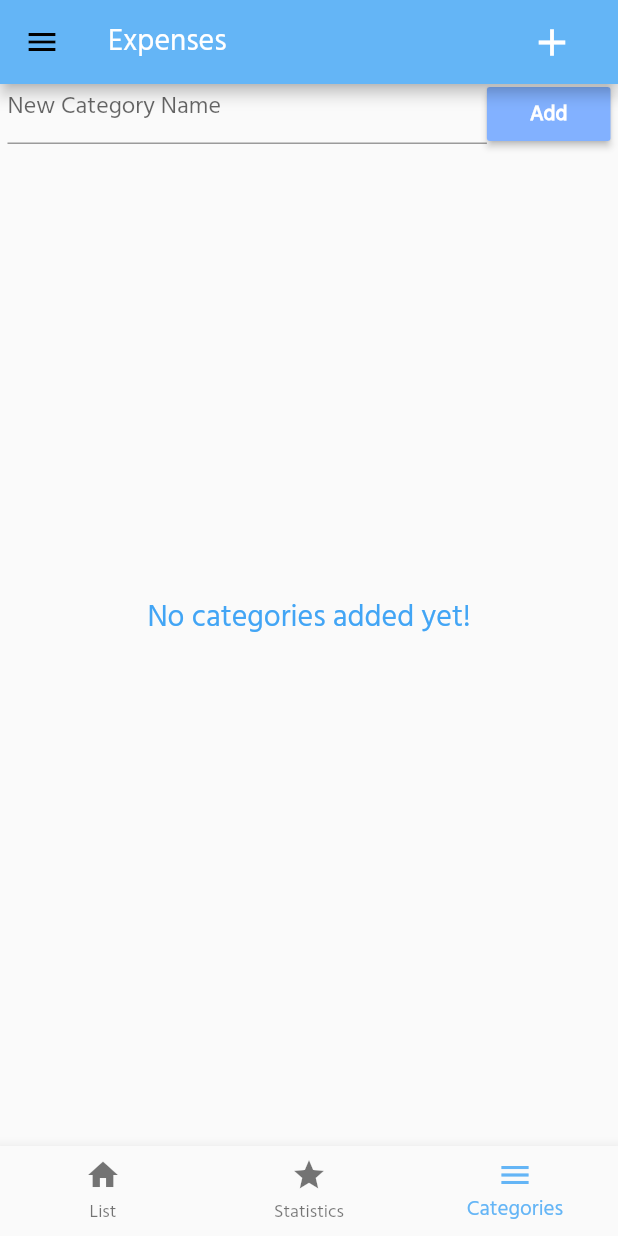
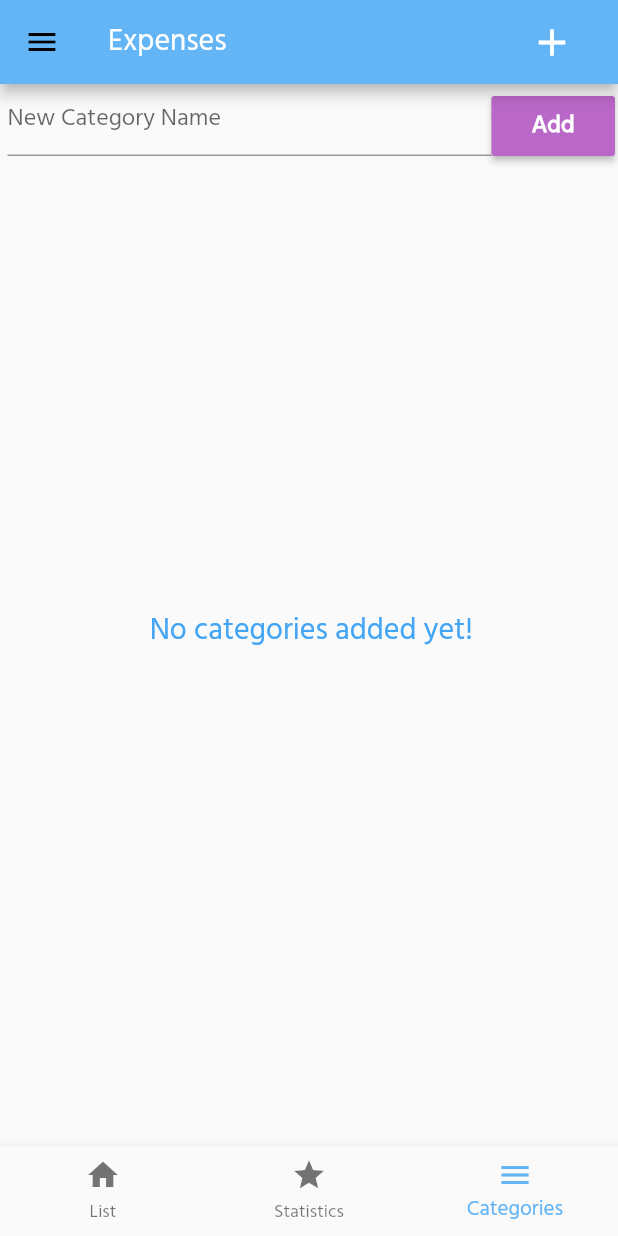
Before and after one commit to Wahba1414/Expenses, a Flutter app: the screen it shows after launch, item 3 of the bottom bar chosen, on a phone screen of 412 x 824 dp. Run offline on Flutter 3.47's test engine with Material 2 defaults, Android fonts, the phone set to English and light mode, and no system bars; our stand-ins replace flutter_money_formatter, sqflite; accounts and stored records are empty.

Commit message:
Add some styles

```diff
--- a/lib/category_list.dart
+++ b/lib/category_list.dart
@@ -25,18 +25,6 @@ class _CategoryListState extends State<CategoryList> {
   final titleController = TextEditingController();
   FocusNode titleFocus = FocusNode();
 
-  // startAddNewCategory(ctx) {
-  //   showDialog(
-  //       context: ctx,
-  //       builder: (BuildContext context) {
-  //         return AlertDialog(
-  //           content: NewCategory(
-  //             defaultColor: defaultColor,
-  //             parentContext: ctx,
-  //           ),
-  //         );
-  //       });
-  // }
 
   _addNewCategory(BuildContext context) async {
     // print('titleController:${titleController.text}');
@@ -92,13 +80,6 @@ class _CategoryListState extends State<CategoryList> {
         });
   }
 
-  // @override
-  // void initState() {
-  //   Future.delayed(Duration(seconds: 0), () {
-  //     Provider.of<AppCategoryProvider>(context).init();
-  //   });
-  //   super.initState();
-  // }
 
   @override
   void didChangeDependencies() {
@@ -118,10 +99,10 @@ class _CategoryListState extends State<CategoryList> {
 
           return Container(
             padding: EdgeInsets.only(
-              top: 0,
+              top: 8,
               left: 5,
-              right: 5,
-              bottom: 10,
+              right: 2,
+              bottom: 0,
             ),
             // width: MediaQuery.of(context).size.width,
             child: Column(
@@ -141,12 +122,15 @@ class _CategoryListState extends State<CategoryList> {
                       )),
                       SizedBox(
                         width: MediaQuery.of(context).size.width * .2,
+                        height: addSectionHeight + 1,
                         child: RaisedButton(
+                          color: Theme.of(context).backgroundColor,
                           child: Text(
                             'Add',
                             style: TextStyle(
                               color: Theme.of(context).primaryColorLight,
                               fontWeight: FontWeight.bold,
+                              fontSize: 16,
                             ),
                           ),
                           onPressed: () {
--- a/lib/drawer.dart
+++ b/lib/drawer.dart
@@ -1,6 +1,5 @@
 import 'package:flutter/material.dart';
 
-import './category_list.dart';
 
 class CustomDrawer extends StatefulWidget {
   @override
--- a/lib/main.dart
+++ b/lib/main.dart
@@ -41,7 +41,10 @@ class Top extends StatelessWidget {
           buttonColor: Colors.blueAccent[100],
           // colorScheme: ColorScheme.dark(),
         ),
-        backgroundColor: Colors.indigo[300],
+        // backgroundColor: Colors.cyan[400],
+        backgroundColor: Colors.purple[300],
+        // backgroundColor: Colors.pink[300],
+        // dialogBackgroundColor: Colors.blue[400]
       ),
       home: MyApp(),
       // routes.
--- a/lib/providers/catgeory_provider.dart
+++ b/lib/providers/catgeory_provider.dart
@@ -25,6 +25,16 @@ class AppCategoryProvider with ChangeNotifier {
     {'name': 'lightBlue200', 'value': Colors.lightBlue[200]},
     {'name': 'lightBlue300', 'value': Colors.lightBlue[300]},
     {'name': 'lightBlue400', 'value': Colors.lightBlue[400]},
+    {'name': 'lightBlue600', 'value': Colors.lightBlue[600]},
+    {'name': 'lightBlue700', 'value': Colors.lightBlue[700]},
+    {'name': 'lightBlue800', 'value': Colors.lightBlue[800]},
+    {'name': 'purple100', 'value': Colors.purple[100]},
+    {'name': 'purple200', 'value': Colors.purple[200]},
+    {'name': 'purple300', 'value': Colors.purple[300]},
+    {'name': 'purple400', 'value': Colors.purple[400]},
+    {'name': 'purple600', 'value': Colors.purple[600]},
+    {'name': 'purple700', 'value': Colors.purple[700]},
+    {'name': 'purple800', 'value': Colors.purple[800]}
   ];
 
   Color getColorCode(String colorName) {
@@ -36,9 +46,7 @@ class AppCategoryProvider with ChangeNotifier {
   }
 
   // Default.
-  List<AppCategoryModel> _categories = [
-    AppCategoryModel(id: '1', title: 'Others', color: 'blue100')
-  ];
+  List<AppCategoryModel> _categories = [];
 
   AppCategoryProvider() {
     DBProvider.db.getAllCategories().then((updatedList) {
@@ -64,7 +72,7 @@ class AppCategoryProvider with ChangeNotifier {
     newItem.id = new Uuid().v1();
 
     // Pick up a random color.
-    int seed = Random().nextInt(10000000);
+    int seed = Random().nextInt(4294967296);
     newItem.color = colors[Random(seed).nextInt(12)]['name'];
 
     //  Optimistic update.
@@ -84,8 +92,8 @@ class AppCategoryProvider with ChangeNotifier {
     notifyListeners();
   }
 
-  removeCategory(AppCategoryModel removedCategory){
-    _categories.removeWhere((item){
+  removeCategory(AppCategoryModel removedCategory) {
+    _categories.removeWhere((item) {
       return item.id == removedCategory.id;
     });
 
@@ -100,5 +108,4 @@ class AppCategoryProvider with ChangeNotifier {
     // Notify listeners.
     notifyListeners();
   }
-
 }
```
